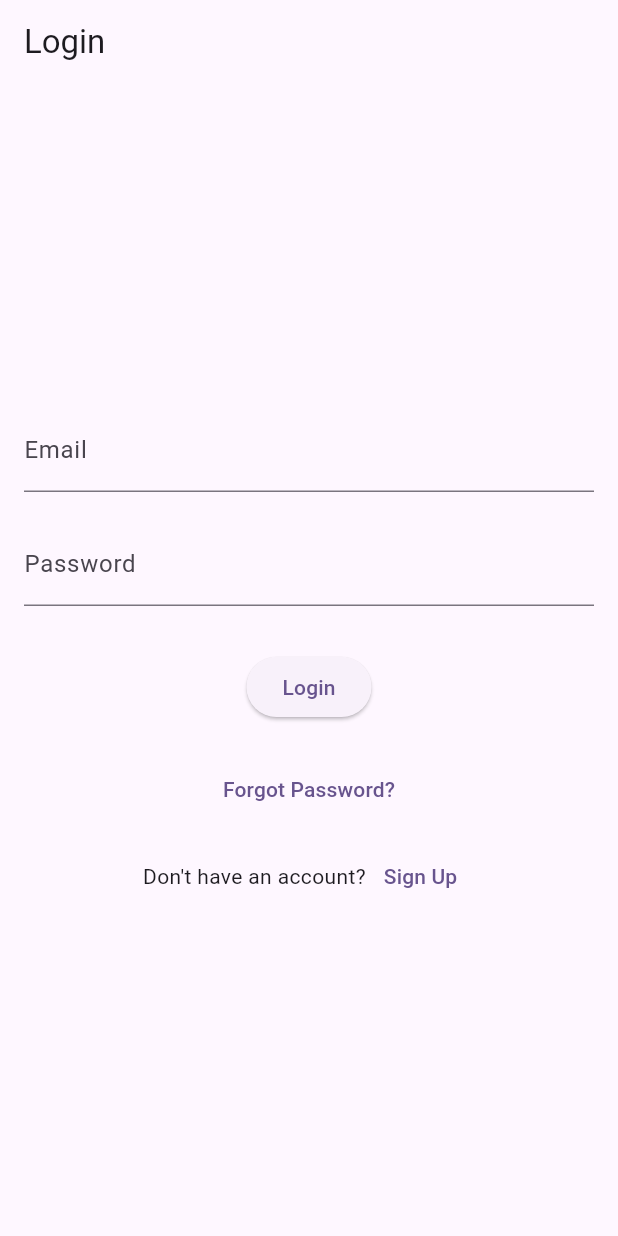
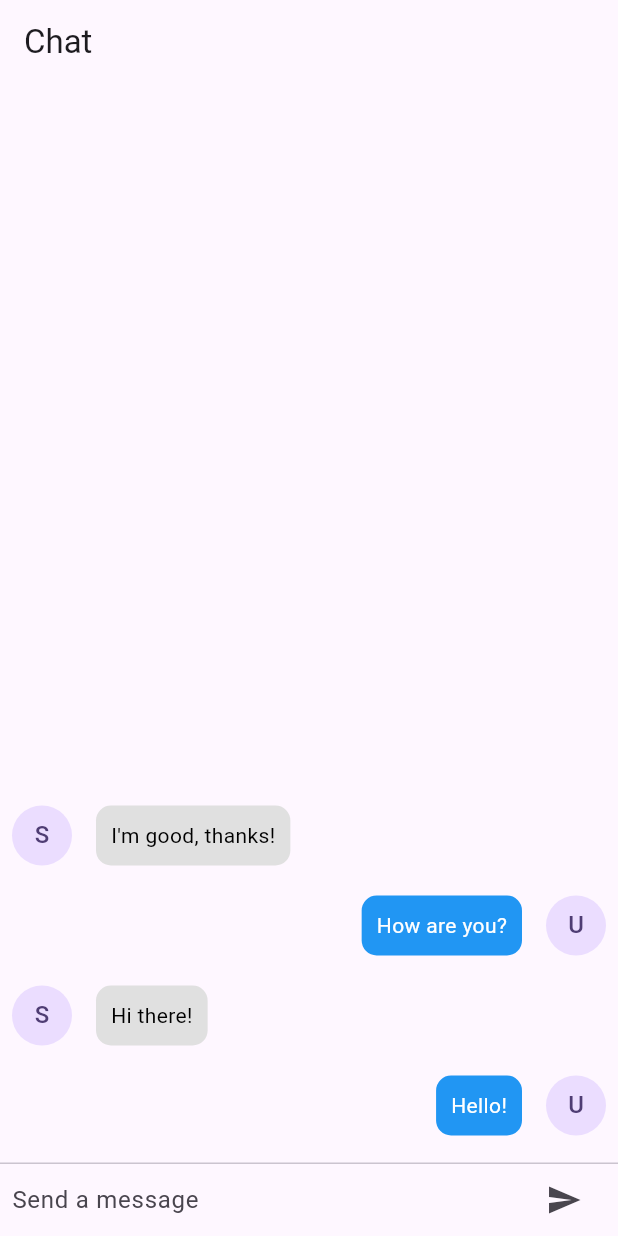
Before and after one commit to Renu0712/virtual-nutrionist-app, a Flutter app: the LoginScreen screen opened directly, after a tap on "Login", on a phone screen of 412 x 824 dp. Run offline on Flutter 3.47's test engine with Material 3 defaults, Android fonts, the phone set to English and light mode, and no system bars.

Commit message:
Created mChat Screen

```diff
--- a/lib/main.dart
+++ b/lib/main.dart
@@ -1,4 +1,6 @@
 import 'package:flutter/material.dart';
+
+import 'screens/signup_screen.dart';
 
 void main() {
   runApp(const MyApp());
@@ -31,7 +33,7 @@ class MyApp extends StatelessWidget {
         colorScheme: ColorScheme.fromSeed(seedColor: Colors.deepPurple),
         useMaterial3: true,
       ),
-      home: const MyHomePage(title: 'Flutter Demo Home Page'),
+      home: const SignUpScreen(),
     );
   }
 }
--- /dev/null
+++ b/lib/screens/chat_screen.dart
@@ -0,0 +1,132 @@
+// Suggested code may be subject to a license. Learn more: ~LicenseLog:332226529.
+// Suggested code may be subject to a license. Learn more: ~LicenseLog:3939809719.
+// Suggested code may be subject to a license. Learn more: ~LicenseLog:3750218317.
+// Suggested code may be subject to a license. Learn more: ~LicenseLog:4277078423.
+// Suggested code may be subject to a license. Learn more: ~LicenseLog:221042264.
+// Suggested code may be subject to a license. Learn more: ~LicenseLog:3499119174.
+// Suggested code may be subject to a license. Learn more: ~LicenseLog:3176197313.
+// Suggested code may be subject to a license. Learn more: ~LicenseLog:2803987861.
+// Suggested code may be subject to a license. Learn more: ~LicenseLog:915738713.
+// Suggested code may be subject to a license. Learn more: ~LicenseLog:2389520447.
+// Suggested code may be subject to a license. Learn more: ~LicenseLog:5098865.
+// Suggested code may be subject to a license. Learn more: ~LicenseLog:2462201913.
+// Suggested code may be subject to a license. Learn more: ~LicenseLog:3944710899.
+// Suggested code may be subject to a license. Learn more: ~LicenseLog:3665087815.
+// Suggested code may be subject to a license. Learn more: ~LicenseLog:1453192911.
+
+import 'package:flutter/material.dart';
+
+class ChatScreen extends StatefulWidget {
+  const ChatScreen({Key? key}) : super(key: key);
+
+  @override
+  State<ChatScreen> createState() => _ChatScreenState();
+}
+
+class _ChatScreenState extends State<ChatScreen> {
+  final List<ChatMessage> _messages = [
+    ChatMessage(text: "Hello!", sender: "user"),
+    ChatMessage(text: "Hi there!", sender: "sender"),
+    ChatMessage(text: "How are you?", sender: "user"),
+    ChatMessage(text: "I'm good, thanks!", sender: "sender"),
+  ];
+
+  final TextEditingController _textController = TextEditingController();
+
+  void _handleSubmitted(String text) {
+    _textController.clear();
+    setState(() {
+      _messages.insert(0, ChatMessage(text: text, sender: "user"));
+    });
+  }
+
+  Widget _buildTextComposer() {
+    return Container(
+      margin: const EdgeInsets.symmetric(horizontal: 8.0),
+      child: Row(
+        children: <Widget>[
+          Flexible(
+            child: TextField(
+              controller: _textController,
+              onSubmitted: _handleSubmitted,
+              decoration: const InputDecoration.collapsed(
+                hintText: "Send a message",
+              ),
+            ),
+          ),
+          Container(
+            margin: const EdgeInsets.symmetric(horizontal: 4.0),
+            child: IconButton(
+              icon: const Icon(Icons.send),
+              onPressed: () => _handleSubmitted(_textController.text),
+            ),
+          ),
+        ],
+      ),
+    );
+  }
+
+  @override
+  Widget build(BuildContext context) {
+    return Scaffold(
+      appBar: AppBar(title: const Text('Chat')),
+      body: Column(
+        children: <Widget>[
+          Flexible(
+            child: ListView.builder(
+              padding: const EdgeInsets.all(8.0),
+              reverse: true,
+              itemBuilder:
+                  (_, int index) => ChatBubble(message: _messages[index]),
+              itemCount: _messages.length,
+            ),
+          ),
+          const Divider(height: 1.0),
+          Container(
+            decoration: BoxDecoration(color: Theme.of(context).cardColor),
+            child: _buildTextComposer(),
+          ),
+        ],
+      ),
+    );
+  }
+}
+
+class ChatMessage {
+  final String text;
+  final String sender;
+  ChatMessage({required this.text, required this.sender});
+}
+
+class ChatBubble extends StatelessWidget {
+  final ChatMessage message;
+  const ChatBubble({Key? key, required this.message}) : super(key: key);
+
+  @override
+  Widget build(BuildContext context) {
+    bool isUser = message.sender == "user";
+    return Container(
+      margin: const EdgeInsets.symmetric(vertical: 10.0),
+      child: Row(
+        mainAxisAlignment:
+            isUser ? MainAxisAlignment.end : MainAxisAlignment.start,
+        children: <Widget>[
+          if (!isUser) const CircleAvatar(child: Text("S")),
+          Container(
+            margin: const EdgeInsets.only(left: 16.0, right: 16.0),
+            padding: const EdgeInsets.all(10.0),
+            decoration: BoxDecoration(
+              color: isUser ? Colors.blue : Colors.grey[300],
+              borderRadius: BorderRadius.circular(10.0),
+            ),
+            child: Text(
+              message.text,
+              style: TextStyle(color: isUser ? Colors.white : Colors.black),
+            ),
+          ),
+          if (isUser) const CircleAvatar(child: Text("U")),
+        ],
+      ),
+    );
+  }
+}
--- a/lib/screens/login_screen.dart
+++ b/lib/screens/login_screen.dart
@@ -10,6 +10,7 @@
 import 'package:flutter/material.dart';
 
 import 'package:myapp/screens/signup_screen.dart';
+import 'package:myapp/screens/chat_screen.dart';
 
 import 'forgot_password.dart';
 
@@ -24,30 +25,32 @@ class _LoginScreenState extends State<LoginScreen> {
   @override
   Widget build(BuildContext context) {
     return Scaffold(
-      appBar: AppBar(
-        title: const Text('Login'),
-      ),
+      appBar: AppBar(title: const Text('Login')),
       body: Padding(
         padding: const EdgeInsets.all(16.0),
         child: Column(
           mainAxisAlignment: MainAxisAlignment.center,
           children: <Widget>[
             TextFormField(
-              decoration: const InputDecoration(
-                labelText: 'Email',
-              ),
+              decoration: const InputDecoration(labelText: 'Email'),
             ),
             const SizedBox(height: 20),
             TextFormField(
-              decoration: const InputDecoration(
-                labelText: 'Password',
-              ),
+              decoration: const InputDecoration(labelText: 'Password'),
               obscureText: true,
             ),
             const SizedBox(height: 30),
             ElevatedButton(
               onPressed: () {
                 // Handle login logic
+                Navigator.pushAndRemoveUntil(
+                  context,
+                  MaterialPageRoute(
+                    builder: (context) => const ChatScreen(),
+                  ),
+                  (route) =>
+                      false, // This predicate ensures all routes are removed
+                );
               },
               child: const Text('Login'),
             ),
```
Also changed, not shown: lib/screens/forgot_password.dart (+2 -6 lines), lib/screens/signup_screen.dart (+12 -7 lines).
